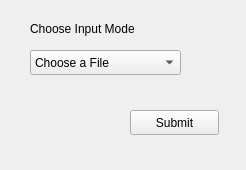
Old version of the form Engg._Drawing_Visualization_n_Design/Source_Code/forms/inputmode.ui in the repository arpanmangal/COP-CAD.
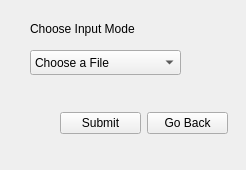
New version of the form.

Commit message: Integrated Main Window with Input Window

What changed in the file:
```diff
--- a/Engg._Drawing_Visualization_n_Design/Source_Code/forms/inputmode.ui
+++ b/Engg._Drawing_Visualization_n_Design/Source_Code/forms/inputmode.ui
@@ -46,18 +46,31 @@
     </property>
    </item>
   </widget>
-  <widget class="QPushButton" name="submit">
+  <widget class="QWidget" name="">
    <property name="geometry">
     <rect>
-     <x>130</x>
+     <x>60</x>
      <y>110</y>
-     <width>89</width>
-     <height>25</height>
+     <width>168</width>
+     <height>27</height>
     </rect>
    </property>
+   <layout class="QHBoxLayout" name="horizontalLayout">
+    <item>
+     <widget class="QPushButton" name="submit">
    <property name="text">
     <string>Submit</string>
    </property>
+     </widget>
+    </item>
+    <item>
+     <widget class="QPushButton" name="goBack">
+      <property name="text">
+       <string>Go Back</string>
+      </property>
+     </widget>
+    </item>
+   </layout>
   </widget>
  </widget>
  <resources/>
```
Lines whose indentation alone changed are shown as unchanged. The commit also changes 7 other files.
